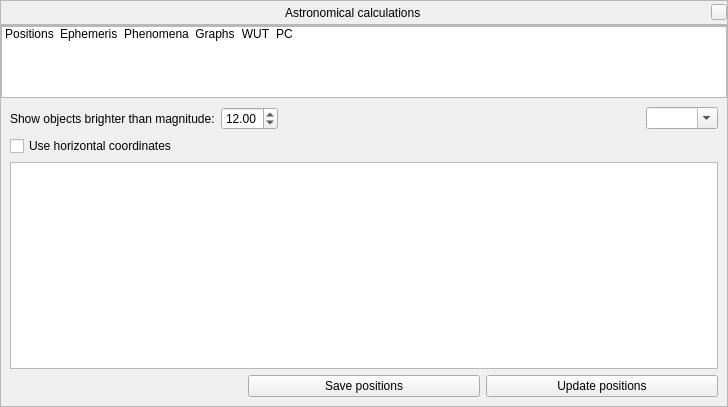
The window that src/gui/astroCalcDialog.ui (519984307/stellarium_src) describes before a commit, drawn with Qt 5.
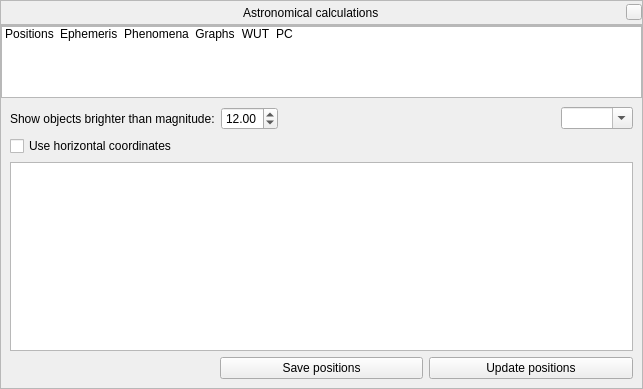
The same window after the commit. The open tabs and pages were chosen to show the change. Icons and pictures are not drawn. Custom widgets are drawn as their Qt base class.

Commit message: Updated GUI of AstroCalc tool (changed defaults)

Patch:
```diff
--- a/src/gui/astroCalcDialog.ui
+++ b/src/gui/astroCalcDialog.ui
@@ -6,8 +6,8 @@
    <rect>
     <x>0</x>
     <y>0</y>
-    <width>728</width>
-    <height>407</height>
+    <width>643</width>
+    <height>389</height>
    </rect>
   </property>
   <layout class="QVBoxLayout" name="verticalLayout">
```
Left out of the diff: 2 changed lines with no effect on the pictures.
